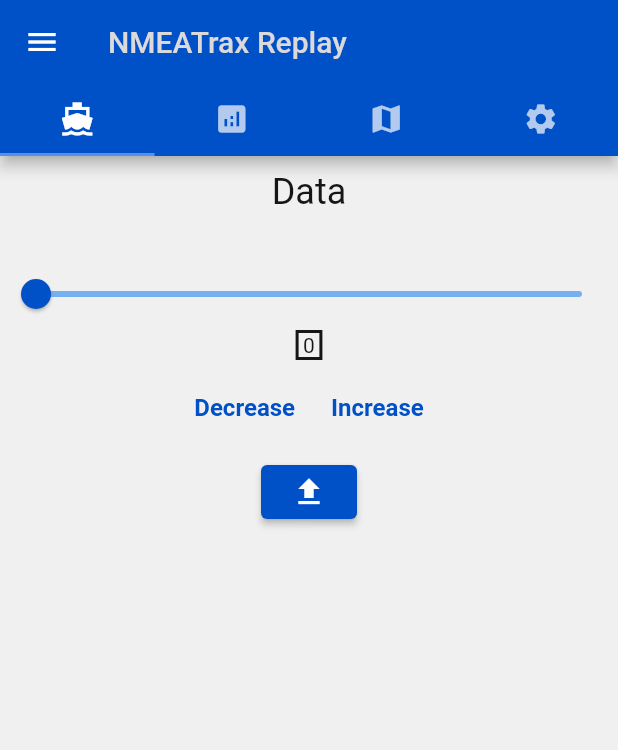
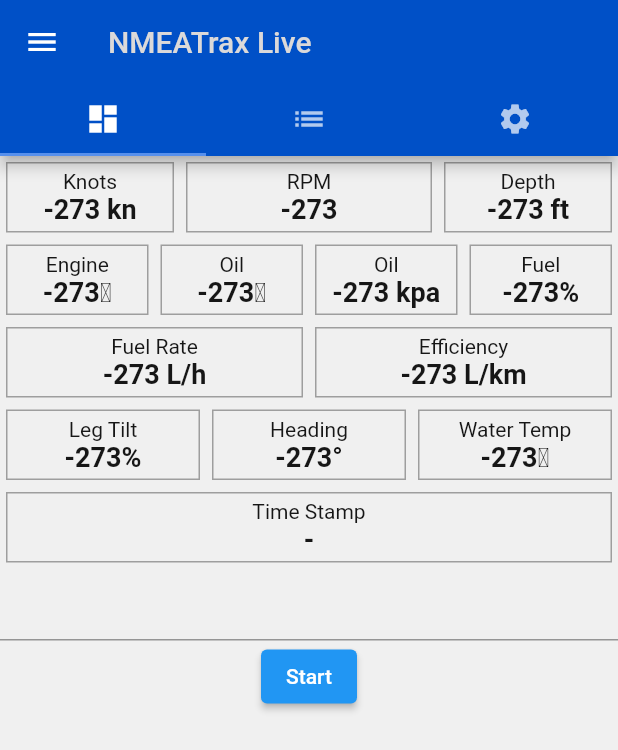
Before and after one commit to agk1190/NMEATrax-App, a Flutter app: the screen it shows after launch, in the side drawer, after a tap on "Live", on a phone screen of 412 x 824 dp. Shown: the top 750 px of the screen. Run offline on Flutter 3.47's test engine with Material 2 defaults, Android fonts, the phone set to English and light mode, and no system bars; our stand-ins replace csv, file_picker, flutter_map, latlong2, settings_ui, shared_preferences; missing offline and left inert: gpx, sse_channel.

Commit message:
added live page

```diff
--- a/lib/main.dart
+++ b/lib/main.dart
@@ -16,6 +16,7 @@ Map<String, dynamic> nmeaData = {"rpm": "-273", "etemp": "-273", "otemp": "-273"
 // bool nmeaFlag = false;
 String connectURL = "192.168.1.232";
 SseChannel? channel;
+String buttonText = "Start";
 
 ColorScheme myLightColors = const ColorScheme(
   brightness: Brightness.light,
@@ -94,7 +95,7 @@ class MyApp extends StatelessWidget {
           darkTheme: ThemeData(colorScheme: myDarkColors),
           themeMode: currentMode,
           home: const HomePage(),
-          // initialRoute: '/live',
+          initialRoute: '/live',
           routes: {
             '/live':(context) => const LivePage(),
             '/replay':(context) => const ReplayPage(),
@@ -166,6 +167,193 @@ class LivePage extends StatefulWidget {
 }
 
 class _LivePageState extends State<LivePage> {
+
+  final Future<SharedPreferences> _prefs = SharedPreferences.getInstance();
+
+  Future<void> _getTheme() async {
+    final SharedPreferences prefs = await _prefs;
+    if (prefs.getBool('darkMode') == null) {return;}
+    if (prefs.getBool('darkMode')!) {
+      MyApp.themeNotifier.value = ThemeMode.dark;
+    } else {
+      MyApp.themeNotifier.value = ThemeMode.light;
+    }
+  }
+
+  @override
+  void initState() {
+    super.initState();
+    _getTheme();
+    // Timer.periodic(const Duration(seconds: 1), (Timer t) => setState((){}));
+  }
+
+  @override
+  Widget build(BuildContext context) {
+    return MaterialApp(
+      home: DefaultTabController(
+        length: 3,
+        child: Scaffold(
+          drawer: Drawer(
+            backgroundColor: Theme.of(context).colorScheme.background,
+            child: ListView(
+              children: <Widget>[
+                DrawerHeader(
+                  decoration: const BoxDecoration(
+                    color: Color(0xFF0050C7),
+                  ),
+                  child: Text('NMEATrax App', style: TextStyle(color: Theme.of(context).colorScheme.onBackground),),
+                ),
+                ListTile(
+                  textColor: Theme.of(context).colorScheme.onBackground,
+                  iconColor: Theme.of(context).colorScheme.onBackground,
+                  title: const Text('Live'),
+                  leading: const Icon(Icons.bolt),
+                  onTap: () {
+                    Navigator.pushReplacementNamed(context, '/live');
+                  },
+                ),
+                ListTile(
+                  textColor: Theme.of(context).colorScheme.onBackground,
+                  iconColor: Theme.of(context).colorScheme.onBackground,
+                  title: Text('Replay', style: TextStyle(color: Theme.of(context).colorScheme.onBackground),),
+                  leading: const Icon(Icons.timeline),
+                  onTap: () {
+                    Navigator.pushReplacementNamed(context, '/replay');
+                  },
+                ),
+                AboutListTile(
+                  icon: Icon(
+                    color: Theme.of(context).colorScheme.onBackground,
+                    Icons.info,
+                  ),
+                  applicationIcon: const Icon(
+                    Icons.directions_boat,
+                  ),
+                  applicationName: 'NMEATrax',
+                  applicationVersion: '1.0.0',
+                  aboutBoxChildren: const [
+                    Text("For use with NMEATrax Vessel Monitoring System")
+                  ],
+                  child: Text('About app', style: TextStyle(color: Theme.of(context).colorScheme.onBackground),),
+                ),
+              ],
+            ),
+          ),
+          floatingActionButtonLocation: FloatingActionButtonLocation.endFloat,
+          backgroundColor: Theme.of(context).colorScheme.background,
+          appBar: AppBar(
+            backgroundColor: Theme.of(context).colorScheme.primary,
+            iconTheme: Theme.of(context).primaryIconTheme,
+            title: Text('NMEATrax Live', style: TextStyle(color: Theme.of(context).colorScheme.onPrimary),),
+            // leading: Icon(Icons.bolt),
+            bottom: TabBar(
+              indicatorColor: Theme.of(context).colorScheme.secondary,
+              tabs: const [
+                Tab(icon: Icon(Icons.dashboard)),
+                Tab(icon: Icon(Icons.list)),
+                Tab(icon: Icon(Icons.settings)),
+              ],
+            ),
+          ),
+          body: TabBarView(
+            children: [
+              SingleChildScrollView(
+                child: Column(
+                  children: [
+                    Row(
+                      mainAxisAlignment: MainAxisAlignment.center,
+                      children: [
+                        SizedNMEABox(value: nmeaData["speed"], title: "Knots", unit: " kn", width: 120, mainContext: context,),
+                        Expanded(child: SizedNMEABox(value: nmeaData["rpm"], title: "RPM", unit: "", mainContext: context,),),
+                        SizedNMEABox(value: nmeaData["depth"], title: "Depth", unit: " ft", width: 120, mainContext: context,),
+                      ],
+                    ),
+                    Row(
+                      mainAxisAlignment: MainAxisAlignment.center,
+                      children: [
+                        Expanded(child: SizedNMEABox(value: nmeaData["etemp"], title: "Engine", unit: "\u2103", mainContext: context,),),
+                        Expanded(child: SizedNMEABox(value: nmeaData["otemp"], title: "Oil", unit: "\u2103", mainContext: context,),),
+                        Expanded(child: SizedNMEABox(value: nmeaData["opres"], title: "Oil", unit: " kpa", mainContext: context,),),
+                        Expanded(child: SizedNMEABox(value: nmeaData["flevel"], title: "Fuel", unit: "%", mainContext: context,),),
+                      ],
+                    ),
+                    Row(
+                      mainAxisAlignment: MainAxisAlignment.center,
+                      children: [
+                        Expanded(child: SizedNMEABox(value: nmeaData["fuel_rate"], title: "Fuel Rate", unit: " L/h", mainContext: context,),),
+                        Expanded(child: SizedNMEABox(value: nmeaData["efficiency"], title: "Efficiency", unit: " L/km", mainContext: context,),),
+                      ],
+                    ),
+                    Row(
+                      mainAxisAlignment: MainAxisAlignment.center,
+                      children: [
+                        Expanded(child: SizedNMEABox(value: nmeaData["leg_tilt"], title: "Leg Tilt", unit: "%", mainContext: context,),),
+                        Expanded(child: SizedNMEABox(value: nmeaData["heading"], title: "Heading", unit: "\u00B0", mainContext: context,),),
+                        Expanded(child: SizedNMEABox(value: nmeaData["wtemp"], title: "Water Temp", unit: "\u2103", mainContext: context,),),
+                      ],
+                    ),
+                    Row(
+                      mainAxisAlignment: MainAxisAlignment.center,
+                      children: [
+                        Expanded(child: SizedNMEABox(value: nmeaData["time"], title: "Time Stamp", unit: "", mainContext: context,),),
+                      ],
+                    ),
+                    TextField(
+                      keyboardType: const TextInputType.numberWithOptions(decimal: true),
+                      style: TextStyle(color: Theme.of(context).colorScheme.onBackground),
+                      onChanged: (value) {
+                        connectURL = value;
+                      },
+                      onSubmitted: (value) {
+                        connectURL = value;
+                      },
+                    ),
+                    ElevatedButton(
+                      onPressed: sseSubscribe,
+                      child: Text(buttonText),
+                    ),
+                  ],
+                ),
+              ),
+              SingleChildScrollView(
+                child: ListView.builder(
+                  physics: const NeverScrollableScrollPhysics(),
+                  shrinkWrap: true,
+                  itemCount: nmeaData.keys.length,
+                  itemBuilder: (BuildContext context, int index) {
+                    return Container(
+                      decoration: BoxDecoration(
+                        border: Border(bottom: BorderSide(color: Theme.of(context).dividerColor)),
+                      ),
+                      child: Row(
+                          mainAxisAlignment: MainAxisAlignment.center,
+                          children: [
+                            // Expanded(child: Text(dataModel.jsonData.keys.elementAt(index), textAlign: TextAlign.right, style: TextStyle(color: Theme.of(mainContext).colorScheme.onBackground))),
+                            Expanded(child: Text(nmeaData.keys.elementAt(index), textAlign: TextAlign.right, style: TextStyle(color: Theme.of(context).colorScheme.onBackground))),
+                            Expanded(child: Text(nmeaData.values.elementAt(index), textAlign: TextAlign.left, style: TextStyle(fontWeight: FontWeight.bold, color: Theme.of(context).colorScheme.onBackground),))
+                          ],
+                        ),
+                    );
+                  },
+                ),
+              ),
+              const Placeholder(),
+            ]
+          ),
+        ),
+      ),
+    );
+  }
+}
+
+class ReplayPage extends StatefulWidget {
+  const ReplayPage({super.key});
+
+  @override
+  State<ReplayPage> createState() => _ReplayPageState();
+}
+
+class _ReplayPageState extends State<ReplayPage> {
 
   List<List<dynamic>> csvListData = [];
   List<dynamic> csvHeaderData = [];
@@ -709,6 +897,7 @@ class _LivePageState extends State<LivePage> {
       backgroundColor: Theme.of(context).colorScheme.surface,
       title: Text(title),
       content: TextField(
+        keyboardType: const TextInputType.numberWithOptions(decimal: true, signed: true),
         autofocus: true,
         onChanged: (value) {
           setState(() {
@@ -753,171 +942,7 @@ class _LivePageState extends State<LivePage> {
       },
     );
   }
-}
 
-class ReplayPage extends StatefulWidget {
-  const ReplayPage({super.key});
-
-  @override
-  State<ReplayPage> createState() => _ReplayPageState();
-}
-
-class _ReplayPageState extends State<ReplayPage> {
-
-  @override
-  Widget build(BuildContext context) {
-    return MaterialApp(
-      home: DefaultTabController(
-        length: 3,
-        child: Scaffold(
-          drawer: Drawer(
-            backgroundColor: Theme.of(context).colorScheme.background,
-            child: ListView(
-              children: <Widget>[
-                DrawerHeader(
-                  decoration: const BoxDecoration(
-                    color: Color(0xFF0050C7),
-                  ),
-                  child: Text('NMEATrax App', style: TextStyle(color: Theme.of(context).colorScheme.onBackground),),
-                ),
-                ListTile(
-                  textColor: Theme.of(context).colorScheme.onBackground,
-                  iconColor: Theme.of(context).colorScheme.onBackground,
-                  title: const Text('Live'),
-                  leading: const Icon(Icons.bolt),
-                  onTap: () {
-                    Navigator.pushReplacementNamed(context, '/live');
-                  },
-                ),
-                ListTile(
-                  textColor: Theme.of(context).colorScheme.onBackground,
-                  iconColor: Theme.of(context).colorScheme.onBackground,
-                  title: Text('Replay', style: TextStyle(color: Theme.of(context).colorScheme.onBackground),),
-                  leading: const Icon(Icons.timeline),
-                  onTap: () {
-                    Navigator.pushReplacementNamed(context, '/replay');
-                  },
-                ),
-                AboutListTile(
-                  icon: Icon(
-                    color: Theme.of(context).colorScheme.onBackground,
-                    Icons.info,
-                  ),
-                  applicationIcon: const Icon(
-                    Icons.directions_boat,
-                  ),
-                  applicationName: 'NMEATrax',
-                  applicationVersion: '1.0.0',
-                  aboutBoxChildren: const [
-                    Text("For use with NMEATrax Vessel Monitoring System")
-                  ],
-                  child: Text('About app', style: TextStyle(color: Theme.of(context).colorScheme.onBackground),),
-                ),
-              ],
-            ),
-          ),
-          floatingActionButtonLocation: FloatingActionButtonLocation.endFloat,
-          backgroundColor: Theme.of(context).colorScheme.background,
-          appBar: AppBar(
-            backgroundColor: Theme.of(context).colorScheme.primary,
-            iconTheme: Theme.of(context).primaryIconTheme,
-            title: Text('NMEATrax Replay', style: TextStyle(color: Theme.of(context).colorScheme.onPrimary),),
-            // leading: Icon(Icons.bolt),
-            bottom: TabBar(
-              indicatorColor: Theme.of(context).colorScheme.secondary,
-              tabs: const [
-                Tab(icon: Icon(Icons.dashboard)),
-                Tab(icon: Icon(Icons.list)),
-                Tab(icon: Icon(Icons.settings)),
-              ],
-            ),
-          ),
-          body: TabBarView(
-            children: [
-              SingleChildScrollView(
-                child: Column(
-                  children: [
-                    Row(
-                      mainAxisAlignment: MainAxisAlignment.center,
-                      children: [
-                        SizedNMEABox(value: nmeaData["speed"], title: "Knots", unit: " kn", width: 120, mainContext: context,),
-                        Expanded(child: SizedNMEABox(value: nmeaData["rpm"], title: "RPM", unit: "", mainContext: context,),),
-                        SizedNMEABox(value: nmeaData["depth"], title: "Depth", unit: " ft", width: 120, mainContext: context,),
-                      ],
-                    ),
-                    Row(
-                      mainAxisAlignment: MainAxisAlignment.center,
-                      children: [
-                        Expanded(child: SizedNMEABox(value: nmeaData["etemp"], title: "Engine", unit: "*C", mainContext: context,),),
-                        Expanded(child: SizedNMEABox(value: nmeaData["otemp"], title: "Oil", unit: "*C", mainContext: context,),),
-                        Expanded(child: SizedNMEABox(value: nmeaData["opres"], title: "Oil", unit: " kpa", mainContext: context,),),
-                        Expanded(child: SizedNMEABox(value: nmeaData["flevel"], title: "Fuel", unit: "%", mainContext: context,),),
-                      ],
-                    ),
-                    Row(
-                      mainAxisAlignment: MainAxisAlignment.center,
-                      children: [
-                        Expanded(child: SizedNMEABox(value: nmeaData["fuel_rate"], title: "Fuel Rate", unit: " L/h", mainContext: context,),),
-                        Expanded(child: SizedNMEABox(value: nmeaData["efficiency"], title: "Efficiency", unit: " L/km", mainContext: context,),),
-                      ],
-                    ),
-                    Row(
-                      mainAxisAlignment: MainAxisAlignment.center,
-                      children: [
-                        Expanded(child: SizedNMEABox(value: nmeaData["leg_tilt"], title: "Leg Tilt", unit: "%", mainContext: context,),),
-                        Expanded(child: SizedNMEABox(value: nmeaData["heading"], title: "Heading", unit: "*", mainContext: context,),),
-                        Expanded(child: SizedNMEABox(value: nmeaData["wtemp"], title: "Water Temp", unit: "*C", mainContext: context,),),
-                      ],
-                    ),
-                    Row(
-                      mainAxisAlignment: MainAxisAlignment.center,
-                      children: [
-                        Expanded(child: SizedNMEABox(value: nmeaData["time"], title: "Time Stamp", unit: "", mainContext: context,),),
-                      ],
-                    ),
-                    // ListView.builder(
-                    //   physics: const NeverScrollableScrollPhysics(),
-                    //   shrinkWrap: true,
-                    //   itemCount: nmeaData.keys.length,
-                    //   itemBuilder: (BuildContext context, int index) {
-                    //     return Container(
-                    //       decoration: BoxDecoration(
-                    //         border: Border(bottom: BorderSide(color: Theme.of(context).dividerColor)),
-                    //       ),
-                    //       child: Row(
-                    //           mainAxisAlignment: MainAxisAlignment.center,
-                    //           children: [
-                    //             // Expanded(child: Text(dataModel.jsonData.keys.elementAt(index), textAlign: TextAlign.right, style: TextStyle(color: Theme.of(mainContext).colorScheme.onBackground))),
-                    //             Expanded(child: Text(nmeaData.keys.elementAt(index), textAlign: TextAlign.right, style: TextStyle(color: Theme.of(mainContext).colorScheme.onBackground))),
-                    //             Expanded(child: Text(nmeaData.values.elementAt(index), textAlign: TextAlign.left, style: TextStyle(fontWeight: FontWeight.bold, color: Theme.of(mainContext).colorScheme.onBackground),))
-                    //           ],
-                    //         ),
-                    //     );
-                    //   },
-                    // ),
-                    // TextButton(
-                    //   onPressed: _decrCurLineNum,
-                    //   child: const Text("update"),
-                    // ),
-                    TextField(
-                      keyboardType: const TextInputType.numberWithOptions(decimal: true),
-                      style: TextStyle(color: Theme.of(context).colorScheme.onBackground),
-                      onChanged: (value) {
-                        connectURL = value;
-                      },
-                    ),
-                    const ElevatedButton(onPressed: sseSubscribe, child: Text("start"))
-                  ],
-                ),
-              ),
-              Placeholder(),
-              Placeholder(),
-            ]
-          ),
-        ),
-      ),
-    );
-  }
 }
 
 class ListData extends StatelessWidget {
@@ -1058,6 +1083,7 @@ sseSubscribe() async {
   } catch (e) {
     // print("Caught $e");
   }
+  // buttonText = "Stop";
   channel!.stream.listen((message) {
     nmeaData = jsonDecode(message);
     // nmeaFlag = true;
```
